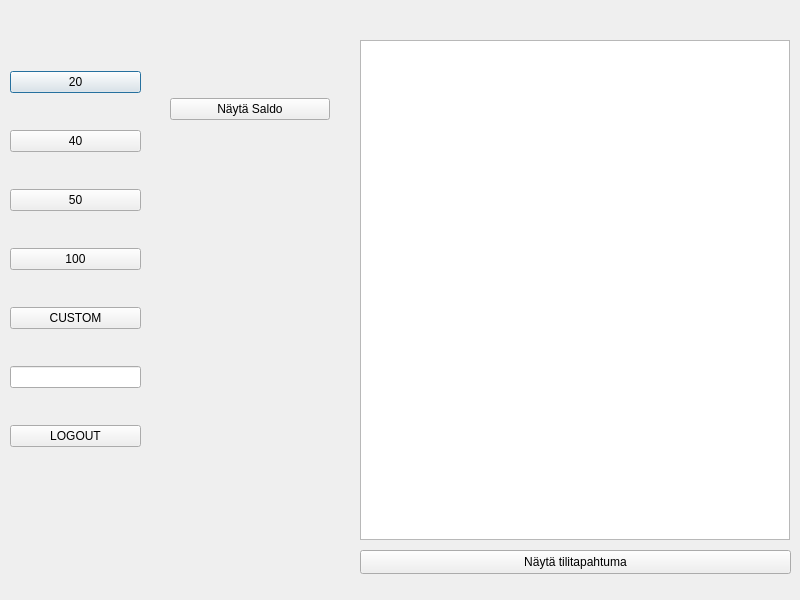
Before: the Qt Designer form bankautomat/Login kinda melkein/korttimain.ui in banksimul2022/group4, drawn with Qt 5.
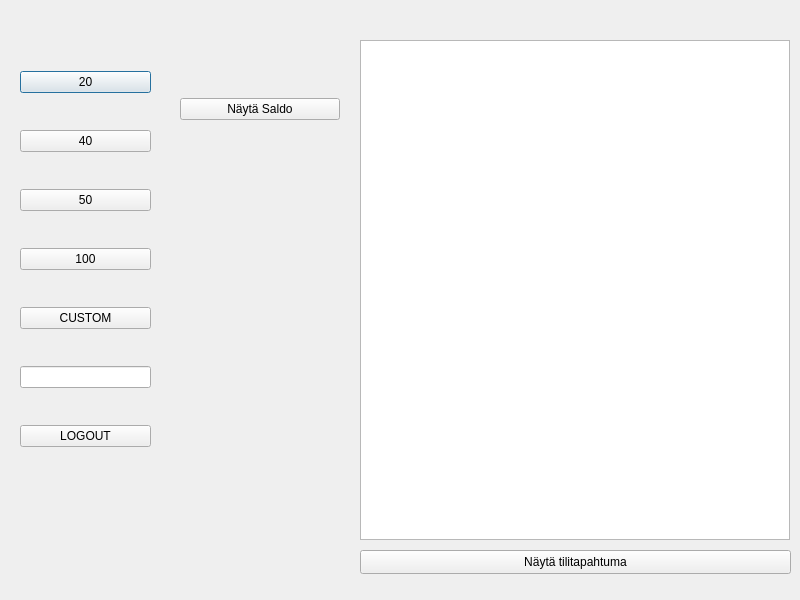
After: the same form once the commit is applied.

```diff
--- a/bankautomat/Login kinda melkein/korttimain.ui
+++ b/bankautomat/Login kinda melkein/korttimain.ui
@@ -38,7 +38,7 @@
   <widget class="QWidget" name="verticalLayoutWidget">
    <property name="geometry">
     <rect>
-     <x>10</x>
+     <x>20</x>
      <y>40</y>
      <width>131</width>
      <height>441</height>
@@ -108,7 +108,7 @@
   <widget class="QWidget" name="verticalLayoutWidget_2">
    <property name="geometry">
     <rect>
-     <x>170</x>
+     <x>180</x>
      <y>40</y>
      <width>160</width>
      <height>80</height>
```
